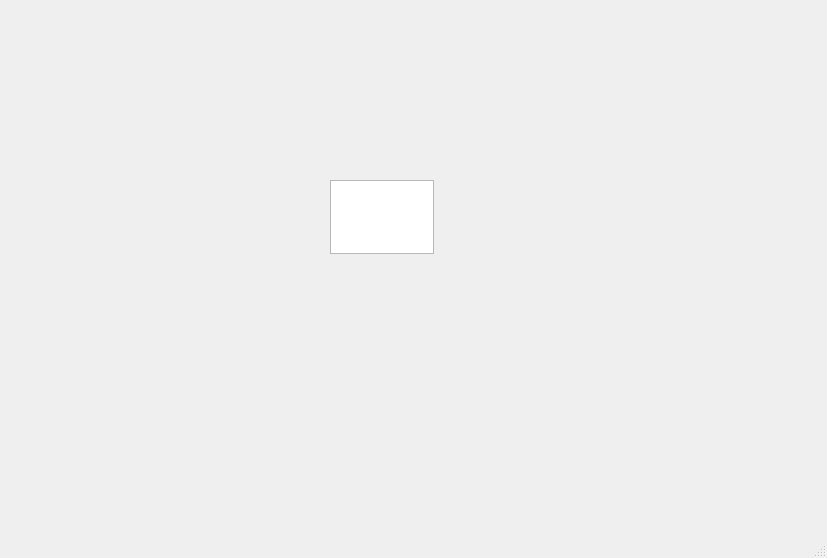
hun1982qhu/CTA, file 17-GUI/2-代码/Demo2_3/MainWindow.ui: the form before one commit.
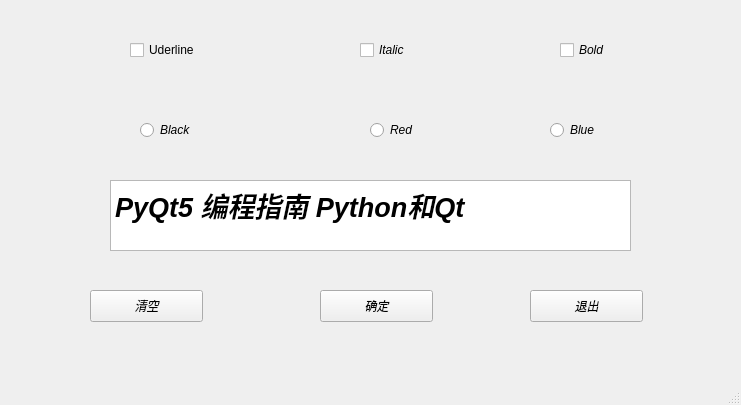
The form after the commit.

Diff of the .ui file:
```diff
--- a/17-GUI/2-代码/Demo2_3/MainWindow.ui
+++ b/17-GUI/2-代码/Demo2_3/MainWindow.ui
@@ -6,10 +6,15 @@
    <rect>
     <x>0</x>
     <y>0</y>
-    <width>827</width>
-    <height>558</height>
+    <width>741</width>
+    <height>405</height>
    </rect>
   </property>
+  <property name="font">
+   <font>
+    <italic>true</italic>
+   </font>
+  </property>
   <property name="windowTitle">
    <string>Demo2_3</string>
   </property>
@@ -17,11 +22,147 @@
    <widget class="QPlainTextEdit" name="plainTextEdit">
     <property name="geometry">
      <rect>
-      <x>330</x>
+      <x>110</x>
       <y>180</y>
-      <width>104</width>
-      <height>74</height>
+      <width>521</width>
+      <height>71</height>
      </rect>
+    </property>
+    <property name="font">
+     <font>
+      <pointsize>20</pointsize>
+      <weight>75</weight>
+      <italic>true</italic>
+      <bold>true</bold>
+     </font>
+    </property>
+    <property name="plainText">
+     <string>PyQt5 编程指南 Python和Qt</string>
+    </property>
+   </widget>
+   <widget class="QCheckBox" name="chkBoxUnder">
+    <property name="geometry">
+     <rect>
+      <x>130</x>
+      <y>40</y>
+      <width>86</width>
+      <height>20</height>
+     </rect>
+    </property>
+    <property name="font">
+     <font>
+      <weight>50</weight>
+      <italic>false</italic>
+      <bold>false</bold>
+      <underline>false</underline>
+     </font>
+    </property>
+    <property name="text">
+     <string>Uderline</string>
+    </property>
+   </widget>
+   <widget class="QRadioButton" name="radioBlack">
+    <property name="geometry">
+     <rect>
+      <x>140</x>
+      <y>120</y>
+      <width>99</width>
+      <height>20</height>
+     </rect>
+    </property>
+    <property name="text">
+     <string>Black</string>
+    </property>
+   </widget>
+   <widget class="QRadioButton" name="radioRed">
+    <property name="geometry">
+     <rect>
+      <x>370</x>
+      <y>120</y>
+      <width>99</width>
+      <height>20</height>
+     </rect>
+    </property>
+    <property name="text">
+     <string>Red</string>
+    </property>
+   </widget>
+   <widget class="QCheckBox" name="chkBoxItalic">
+    <property name="geometry">
+     <rect>
+      <x>360</x>
+      <y>40</y>
+      <width>86</width>
+      <height>20</height>
+     </rect>
+    </property>
+    <property name="text">
+     <string>Italic</string>
+    </property>
+   </widget>
+   <widget class="QCheckBox" name="chkBoxBold">
+    <property name="geometry">
+     <rect>
+      <x>560</x>
+      <y>40</y>
+      <width>86</width>
+      <height>20</height>
+     </rect>
+    </property>
+    <property name="text">
+     <string>Bold</string>
+    </property>
+   </widget>
+   <widget class="QRadioButton" name="radioBlue">
+    <property name="geometry">
+     <rect>
+      <x>550</x>
+      <y>120</y>
+      <width>99</width>
+      <height>20</height>
+     </rect>
+    </property>
+    <property name="text">
+     <string>Blue</string>
+    </property>
+   </widget>
+   <widget class="QPushButton" name="btnClear">
+    <property name="geometry">
+     <rect>
+      <x>90</x>
+      <y>290</y>
+      <width>113</width>
+      <height>32</height>
+     </rect>
+    </property>
+    <property name="text">
+     <string>清空</string>
+    </property>
+   </widget>
+   <widget class="QPushButton" name="btnOK">
+    <property name="geometry">
+     <rect>
+      <x>320</x>
+      <y>290</y>
+      <width>113</width>
+      <height>32</height>
+     </rect>
+    </property>
+    <property name="text">
+     <string>确定</string>
+    </property>
+   </widget>
+   <widget class="QPushButton" name="btnClose">
+    <property name="geometry">
+     <rect>
+      <x>530</x>
+      <y>290</y>
+      <width>113</width>
+      <height>32</height>
+     </rect>
+    </property>
+    <property name="text">
+     <string>退出</string>
     </property>
    </widget>
   </widget>
```
Left out of the diff: 6 changed lines with no effect on the pictures.
